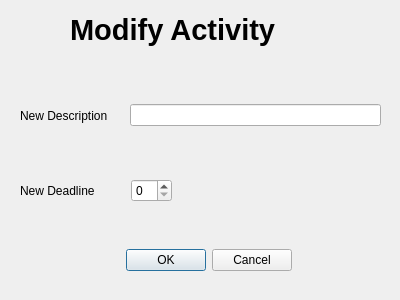
Before: the Qt Designer form src/qt/modifyactivity.ui in dgraziotin/Pomotux, drawn with Qt 5.
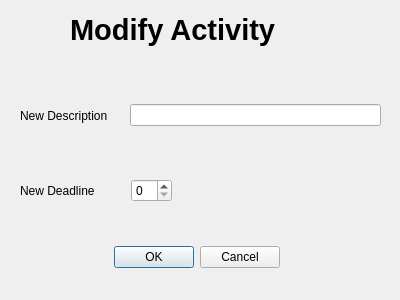
After: the same form once the commit is applied.

Patch:
```diff
--- a/src/qt/modifyactivity.ui
+++ b/src/qt/modifyactivity.ui
@@ -93,24 +93,18 @@
     </item>
    </layout>
   </widget>
-  <widget class="QWidget" name="horizontalLayoutWidget_4">
+  <widget class="QDialogButtonBox" name="ButtonBox">
    <property name="geometry">
     <rect>
-     <x>110</x>
-     <y>220</y>
-     <width>182</width>
-     <height>80</height>
+     <x>100</x>
+     <y>240</y>
+     <width>180</width>
+     <height>34</height>
     </rect>
    </property>
-   <layout class="QHBoxLayout" name="horizontalLayout">
-    <item>
-     <widget class="QDialogButtonBox" name="buttonBox">
       <property name="standardButtons">
        <set>QDialogButtonBox::Cancel|QDialogButtonBox::Ok</set>
       </property>
-     </widget>
-    </item>
-   </layout>
   </widget>
  </widget>
  <resources/>
```
Lines whose indentation alone changed are shown as unchanged.
